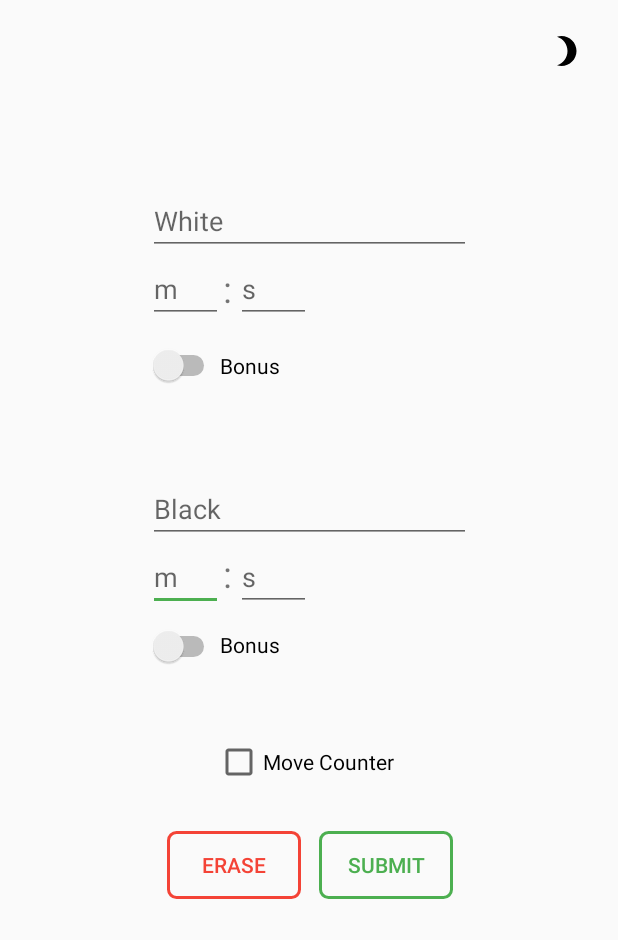
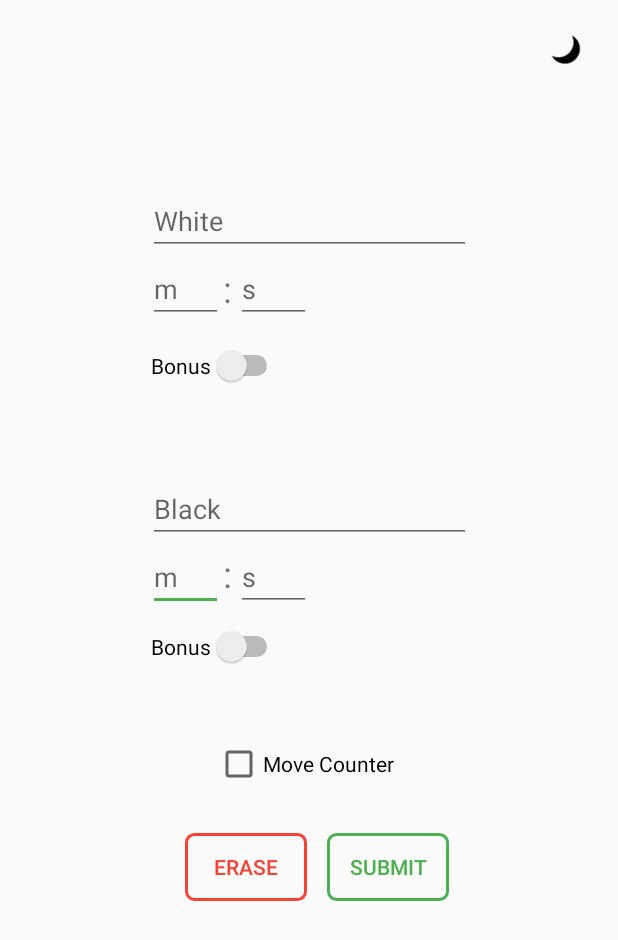
Before and after one commit to xdelu02/A, an Android app: the timerDatas screen opened directly, with no data from a screen before it, on a phone screen of 412 x 824 dp. Shown: the top 940 px of the screen. Run offline under Robolectric (Android 15) with nearby library versions, the light colour scheme and no system bars.

Commit message:
Luna storta.

```diff
--- a/app/src/main/java/com/example/chessTimer/timerDatas.java
+++ b/app/src/main/java/com/example/chessTimer/timerDatas.java
@@ -4,7 +4,6 @@ import androidx.appcompat.app.AppCompatActivity;
 import androidx.appcompat.app.AppCompatDelegate;
 
 import android.content.Intent;
-import android.graphics.Color;
 import android.os.Bundle;
 import android.view.View;
 import android.widget.Button;
@@ -13,7 +12,6 @@ import android.widget.CompoundButton;
 import android.widget.EditText;
 import android.util.Log;
 import android.widget.Switch;
-import android.widget.TextView;
 
 import java.util.ArrayList;
 
--- a/app/src/main/res/layout/activity_timer_datas.xml
+++ b/app/src/main/res/layout/activity_timer_datas.xml
@@ -11,25 +11,14 @@
         android:layout_width="wrap_content"
         android:layout_height="wrap_content"
         android:layout_centerInParent="true"
+        android:autoText="false"
+        android:text="Bonus"
         app:layout_constraintBottom_toBottomOf="parent"
         app:layout_constraintEnd_toEndOf="parent"
-        app:layout_constraintHorizontal_bias="0.0"
+        app:layout_constraintHorizontal_bias="0.01"
         app:layout_constraintStart_toStartOf="@+id/minuteBlack"
         app:layout_constraintTop_toBottomOf="@+id/minuteBlack"
         app:layout_constraintVertical_bias="0.02555555" />
-
-    <TextView
-        android:id="@+id/textView6"
-        android:layout_width="wrap_content"
-        android:layout_height="wrap_content"
-        android:text="@string/recover"
-        android:textColor="#000000"
-        app:layout_constraintBottom_toBottomOf="parent"
-        app:layout_constraintEnd_toEndOf="parent"
-        app:layout_constraintHorizontal_bias="0.0"
-        app:layout_constraintStart_toEndOf="@+id/recoverSwitchBlack"
-        app:layout_constraintTop_toBottomOf="@+id/minuteBlack"
-        app:layout_constraintVertical_bias="0.03111111" />
 
     <EditText
         android:id="@+id/recoverBlack"
@@ -42,10 +31,10 @@
         android:hint="@string/s"
         android:inputType="number"
         android:visibility="invisible"
-        app:layout_constraintBaseline_toBaselineOf="@+id/textView6"
+        app:layout_constraintBaseline_toBaselineOf="@+id/recoverSwitchBlack"
         app:layout_constraintEnd_toEndOf="parent"
-        app:layout_constraintHorizontal_bias="0.062"
-        app:layout_constraintStart_toEndOf="@+id/textView6" />
+        app:layout_constraintHorizontal_bias="0.02"
+        app:layout_constraintStart_toEndOf="@+id/recoverSwitchBlack" />
 
     <EditText
         android:id="@+id/recoverWhite"
@@ -58,10 +47,10 @@
         android:hint="@string/s"
         android:inputType="number"
         android:visibility="invisible"
-        app:layout_constraintBaseline_toBaselineOf="@+id/textView2"
+        app:layout_constraintBaseline_toBaselineOf="@+id/recoverSwitchWhite"
         app:layout_constraintEnd_toEndOf="parent"
-        app:layout_constraintHorizontal_bias="0.06"
-        app:layout_constraintStart_toEndOf="@+id/textView2" />
+        app:layout_constraintHorizontal_bias="0.02"
+        app:layout_constraintStart_toEndOf="@+id/recoverSwitchWhite" />
 
     <EditText
         android:id="@+id/minuteBlack"
@@ -124,7 +113,7 @@
 
     <Button
         android:id="@+id/goToTimerBtn"
-        android:layout_width="89dp"
+        android:layout_width="81dp"
         android:layout_height="45dp"
         android:background="@drawable/btn_bg_submit"
 
@@ -202,25 +191,13 @@
         android:layout_width="wrap_content"
         android:layout_height="wrap_content"
         android:layout_centerInParent="true"
+        android:text="Bonus"
         app:layout_constraintBottom_toBottomOf="parent"
         app:layout_constraintEnd_toEndOf="parent"
-        app:layout_constraintHorizontal_bias="0.0"
+        app:layout_constraintHorizontal_bias="0.01"
         app:layout_constraintStart_toStartOf="@+id/minuteWhite"
         app:layout_constraintTop_toBottomOf="@+id/minuteWhite"
         app:layout_constraintVertical_bias="0.02555555" />
-
-    <TextView
-        android:id="@+id/textView2"
-        android:layout_width="wrap_content"
-        android:layout_height="wrap_content"
-        android:text="@string/recover"
-        android:textColor="#000000"
-        app:layout_constraintBottom_toBottomOf="parent"
-        app:layout_constraintEnd_toEndOf="parent"
-        app:layout_constraintHorizontal_bias="0.0"
-        app:layout_constraintStart_toEndOf="@+id/recoverSwitchWhite"
-        app:layout_constraintTop_toBottomOf="@+id/minuteWhite"
-        app:layout_constraintVertical_bias="0.03111111" />
 
     <CheckBox
         android:id="@+id/moveCounterCheckBox"
@@ -237,7 +214,7 @@
 
     <Button
         android:id="@+id/eraseBtn"
-        android:layout_width="89dp"
+        android:layout_width="81dp"
         android:layout_height="45dp"
         android:background="@drawable/btn_bg_erase"
 
@@ -257,6 +234,7 @@
         android:layout_height="37dp"
         android:background="@drawable/bg_transaprent"
         android:drawableTop="@drawable/ic_brightness_3_black_24dp"
+        android:rotation="45"
         app:layout_constraintBottom_toTopOf="@+id/nameWhite"
         app:layout_constraintEnd_toEndOf="parent"
         app:layout_constraintHorizontal_bias="0.958"
```
